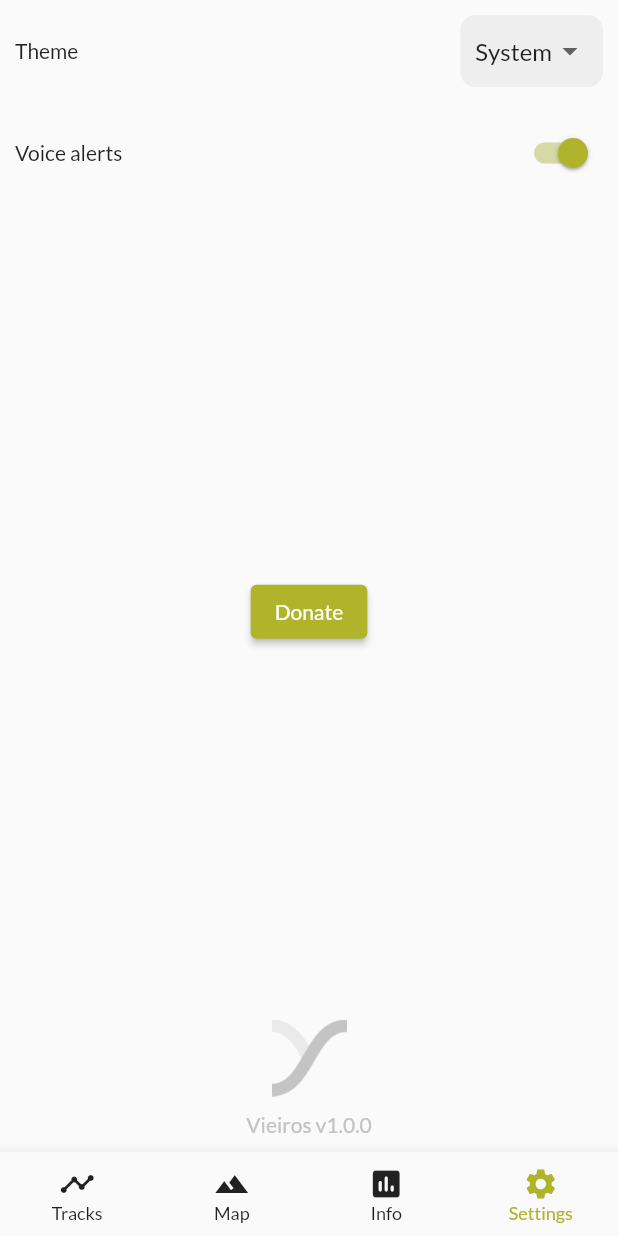
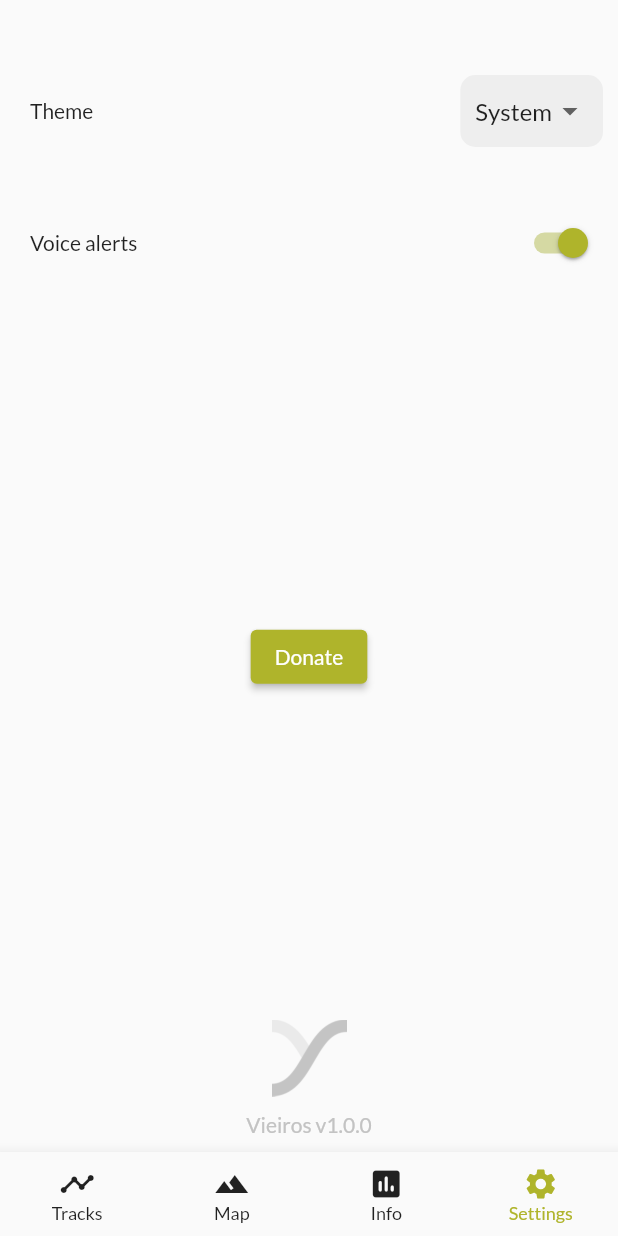
Before and after one commit to CMiguelRB/vieiros, a Flutter app: the screen it shows after launch, item 4 of the bottom bar chosen, on a phone screen of 412 x 824 dp. Run offline on Flutter 3.47's test engine with Material 2 defaults, Android fonts, the phone set to English and light mode, and no system bars; our stand-ins replace charts_flutter, device_info, file_picker, flutter_tts, geolocator, google_maps_flutter and 3 more; missing offline and left inert: gpx, sunrise_sunset_calc.

Commit message:
Settings insets.

```diff
--- a/lib/components/vieiros_switch.dart
+++ b/lib/components/vieiros_switch.dart
@@ -25,6 +25,7 @@ class VieirosSwitch extends StatelessWidget {
   Widget build(BuildContext context) {
     return Container(
       padding: const EdgeInsets.all(10),
+      margin: const EdgeInsets.only(left: 10, top: 20),
       child: Row(mainAxisAlignment: MainAxisAlignment.spaceBetween, mainAxisSize: MainAxisSize.max,children:[Text(I18n.translate(tag)),Switch(
         value: value,
         onChanged: (value) => onChanged(value, context),
--- a/lib/tabs/settings.dart
+++ b/lib/tabs/settings.dart
@@ -67,6 +67,7 @@ class SettingsState extends State<Settings> {
             child: Column(children: [
           Container(
               padding: const EdgeInsets.all(10),
+              margin: const EdgeInsets.only(left: 10, top: 40),
               child: Row(
                   mainAxisAlignment: MainAxisAlignment.spaceBetween,
                   mainAxisSize: MainAxisSize.max,
@@ -88,10 +89,6 @@ class SettingsState extends State<Settings> {
                         onChanged: (value) => _onChangeDarkMode(value, context),
                         value: _themeDropdownValue!)
                   ])),
-          /*VieirosSwitch(
-              onChanged: _onChangeDarkMode,
-              value: _darkMode,
-              tag: 'settings_dark_mode'),*/
           VieirosSwitch(
               onChanged: _onChangeVoiceAlerts,
               value: _voiceAlerts,
```
